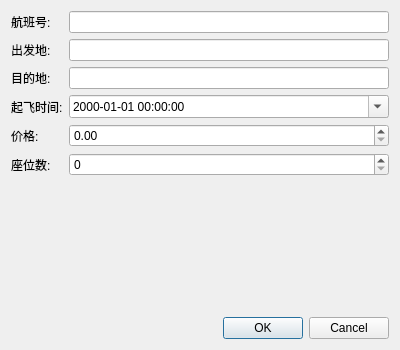
dormitory604/Ticketing-System-ver2.0, file admin-app/flightdialog.ui: the form before one commit.
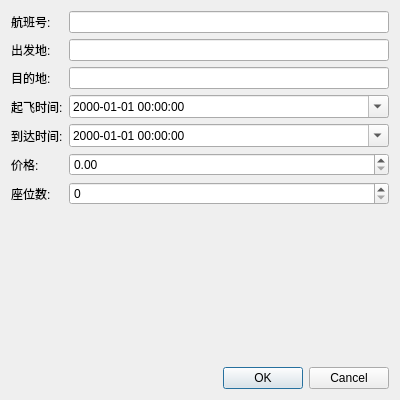
The form after the commit.

What changed in the file:
```diff
--- a/admin-app/flightdialog.ui
+++ b/admin-app/flightdialog.ui
@@ -7,7 +7,7 @@
     <x>0</x>
     <y>0</y>
     <width>400</width>
-    <height>350</height>
+    <height>400</height>
    </rect>
   </property>
   <property name="windowTitle">
@@ -64,27 +64,44 @@
       </widget>
      </item>
      <item row="4" column="0">
+      <widget class="QLabel" name="label_arrival">
+       <property name="text">
+        <string>到达时间:</string>
+       </property>
+      </widget>
+     </item>
+     <item row="4" column="1">
+      <widget class="QDateTimeEdit" name="dtpArrivalTime">
+       <property name="displayFormat">
+        <string>yyyy-MM-dd HH:mm:ss</string>
+       </property>
+       <property name="calendarPopup">
+        <bool>true</bool>
+       </property>
+      </widget>
+     </item>
+     <item row="5" column="0">
       <widget class="QLabel" name="label_5">
        <property name="text">
         <string>价格:</string>
        </property>
       </widget>
      </item>
-     <item row="4" column="1">
+     <item row="5" column="1">
       <widget class="QDoubleSpinBox" name="spinPrice">
        <property name="maximum">
         <double>99999.990000000005239</double>
        </property>
       </widget>
      </item>
-     <item row="5" column="0">
+     <item row="6" column="0">
       <widget class="QLabel" name="label_6">
        <property name="text">
         <string>座位数:</string>
        </property>
       </widget>
      </item>
-     <item row="5" column="1">
+     <item row="6" column="1">
       <widget class="QSpinBox" name="spinSeats">
        <property name="maximum">
         <number>1000</number>
```
